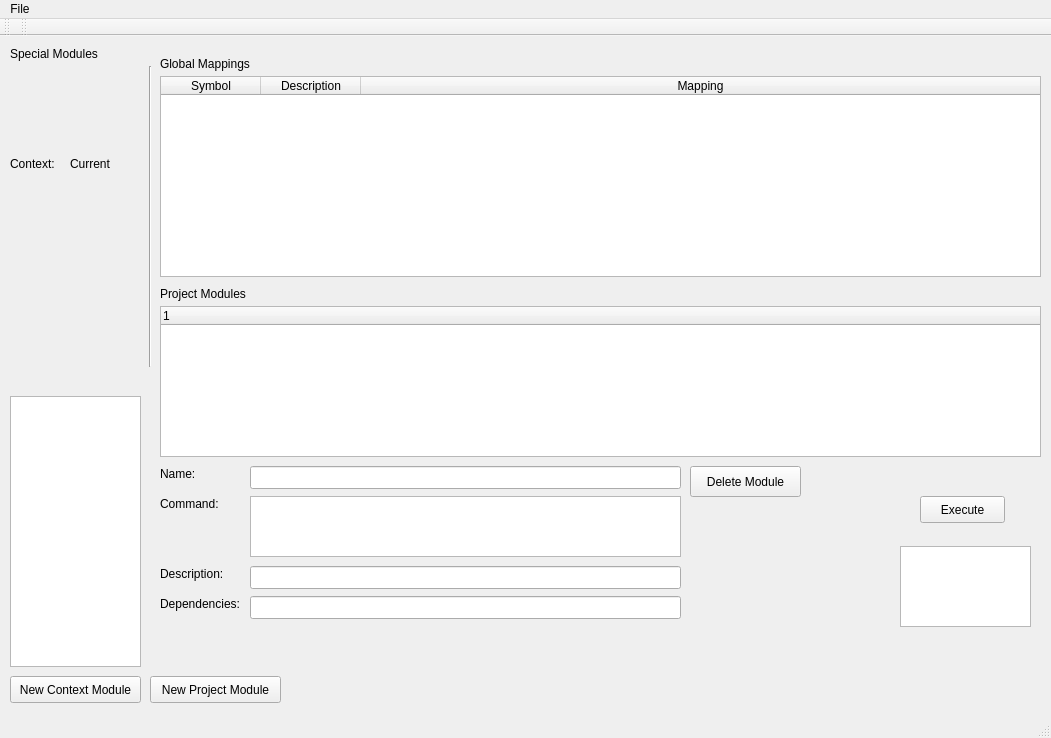
Before: the Qt Designer form forms/mainwindow.ui in mfoo/sched, drawn with Qt 5.
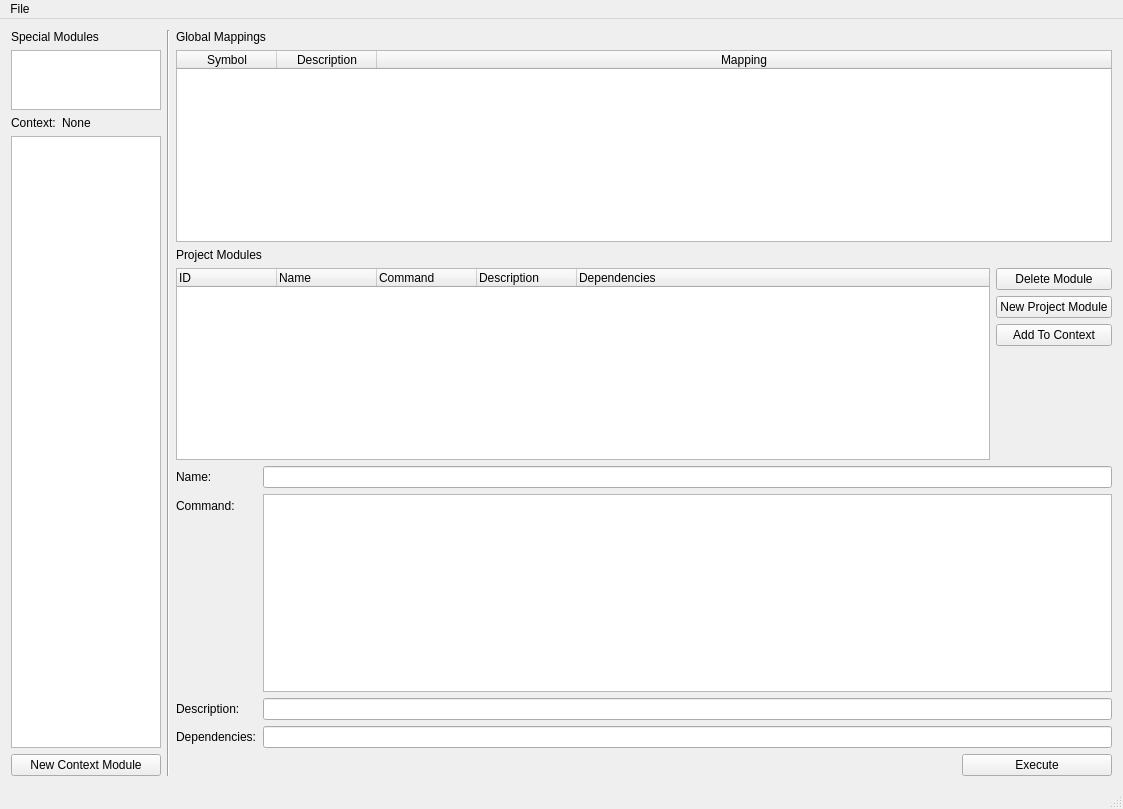
After: the same form once the commit is applied.

Commit message: The UI now supports proper resizing, has better naming and layout and has lost some superfluous code.

```diff
--- a/forms/mainwindow.ui
+++ b/forms/mainwindow.ui
@@ -6,8 +6,8 @@
    <rect>
     <x>0</x>
     <y>0</y>
-    <width>1051</width>
-    <height>738</height>
+    <width>1123</width>
+    <height>809</height>
    </rect>
   </property>
   <property name="windowTitle">
@@ -17,85 +17,99 @@
    <string>Run the current project</string>
   </property>
   <widget class="QWidget" name="centralWidget">
-   <widget class="QLabel" name="label">
-    <property name="geometry">
-     <rect>
-      <x>10</x>
-      <y>120</y>
-      <width>51</width>
-      <height>16</height>
-     </rect>
+   <layout class="QVBoxLayout" name="verticalLayout_5">
+    <item>
+     <layout class="QHBoxLayout" name="contentWrapper" stretch="0,0,1">
+      <item>
+       <layout class="QVBoxLayout" name="verticalLayout_2" stretch="0,0,0,1">
+        <property name="sizeConstraint">
+         <enum>QLayout::SetMinimumSize</enum>
+        </property>
+        <item>
+         <layout class="QVBoxLayout" name="verticalLayout_6">
+          <property name="sizeConstraint">
+           <enum>QLayout::SetMinimumSize</enum>
+          </property>
+          <item>
+           <widget class="QLabel" name="specialModulesLabel">
+            <property name="text">
+             <string>Special Modules</string>
+            </property>
+           </widget>
+          </item>
+          <item>
+           <widget class="QListWidget" name="specialModulesList">
+            <property name="sizePolicy">
+             <sizepolicy hsizetype="Fixed" vsizetype="Fixed">
+              <horstretch>0</horstretch>
+              <verstretch>0</verstretch>
+             </sizepolicy>
+            </property>
+            <property name="maximumSize">
+             <size>
+              <width>150</width>
+              <height>60</height>
+             </size>
+            </property>
+            <property name="toolTip">
+             <string>A list of available special modules</string>
+            </property>
+           </widget>
+          </item>
+         </layout>
+        </item>
+        <item>
+         <layout class="QHBoxLayout" name="horizontalLayout_4">
+          <property name="sizeConstraint">
+           <enum>QLayout::SetMinimumSize</enum>
+          </property>
+          <item>
+           <widget class="QLabel" name="contextLabel">
+            <property name="sizePolicy">
+             <sizepolicy hsizetype="Minimum" vsizetype="Minimum">
+              <horstretch>0</horstretch>
+              <verstretch>0</verstretch>
+             </sizepolicy>
     </property>
     <property name="text">
      <string>Context:</string>
     </property>
    </widget>
-   <widget class="QPushButton" name="executeButton">
-    <property name="geometry">
-     <rect>
-      <x>920</x>
-      <y>460</y>
-      <width>85</width>
-      <height>27</height>
-     </rect>
-    </property>
-    <property name="toolTip">
-     <string>Start the processing of these modules</string>
-    </property>
+          </item>
+          <item>
+           <widget class="QLabel" name="currentContextName">
+            <property name="sizePolicy">
+             <sizepolicy hsizetype="Preferred" vsizetype="Preferred">
+              <horstretch>1</horstretch>
+              <verstretch>0</verstretch>
+             </sizepolicy>
+            </property>
     <property name="text">
-     <string>Execute</string>
-    </property>
-   </widget>
-   <widget class="QPushButton" name="newProjectModuleButton">
-    <property name="geometry">
-     <rect>
-      <x>150</x>
-      <y>640</y>
-      <width>131</width>
-      <height>27</height>
-     </rect>
-    </property>
-    <property name="statusTip">
-     <string>Add a new module to this project</string>
-    </property>
-    <property name="text">
-     <string>New Project Module</string>
-    </property>
-   </widget>
-   <widget class="QTextEdit" name="commandEdit">
-    <property name="geometry">
-     <rect>
-      <x>250</x>
-      <y>460</y>
-      <width>431</width>
-      <height>61</height>
-     </rect>
-    </property>
-    <property name="toolTip">
-     <string>The command that will be executed. Any symbol from the above list will be substituted for it's mapping upon execution.</string>
-    </property>
-   </widget>
-   <widget class="QLabel" name="label_3">
-    <property name="geometry">
-     <rect>
-      <x>160</x>
-      <y>250</y>
-      <width>101</width>
-      <height>16</height>
-     </rect>
-    </property>
-    <property name="text">
-     <string>Project Modules</string>
-    </property>
-   </widget>
-   <widget class="QListWidget" name="listWidget">
-    <property name="geometry">
-     <rect>
-      <x>10</x>
-      <y>360</y>
-      <width>131</width>
-      <height>271</height>
-     </rect>
+             <string>None</string>
+            </property>
+           </widget>
+          </item>
+         </layout>
+        </item>
+        <item>
+         <widget class="QListWidget" name="contextModuleList">
+          <property name="sizePolicy">
+           <sizepolicy hsizetype="Maximum" vsizetype="Expanding">
+            <horstretch>0</horstretch>
+            <verstretch>0</verstretch>
+           </sizepolicy>
+          </property>
+          <property name="minimumSize">
+           <size>
+            <width>0</width>
+            <height>0</height>
+           </size>
+          </property>
+          <property name="maximumSize">
+           <size>
+            <width>150</width>
+            <height>16777215</height>
+           </size>
     </property>
     <property name="toolTip">
      <string>A list of modules that are available from the current loaded context</string>
@@ -107,40 +121,14 @@
      <enum>QAbstractItemView::DragOnly</enum>
     </property>
    </widget>
-   <widget class="Line" name="line">
-    <property name="geometry">
-     <rect>
-      <x>140</x>
-      <y>30</y>
-      <width>20</width>
-      <height>301</height>
-     </rect>
-    </property>
-    <property name="orientation">
-     <enum>Qt::Vertical</enum>
-    </property>
-   </widget>
-   <widget class="QLabel" name="label_2">
-    <property name="geometry">
-     <rect>
-      <x>160</x>
-      <y>20</y>
-      <width>91</width>
-      <height>16</height>
-     </rect>
-    </property>
-    <property name="text">
-     <string>Global Mappings</string>
-    </property>
-   </widget>
+        </item>
+        <item>
    <widget class="QPushButton" name="newGlobalModuleButton">
-    <property name="geometry">
-     <rect>
-      <x>10</x>
-      <y>640</y>
-      <width>131</width>
-      <height>27</height>
-     </rect>
+          <property name="maximumSize">
+           <size>
+            <width>200</width>
+            <height>16777215</height>
+           </size>
     </property>
     <property name="statusTip">
      <string>Add a new module to this context</string>
@@ -149,15 +137,29 @@
      <string>New Context Module</string>
     </property>
    </widget>
+        </item>
+       </layout>
+      </item>
+      <item>
+       <widget class="Line" name="line">
+        <property name="orientation">
+         <enum>Qt::Vertical</enum>
+        </property>
+       </widget>
+      </item>
+      <item>
+       <layout class="QVBoxLayout" name="verticalLayout_3" stretch="0,0,0,1,0">
+        <item>
+         <layout class="QVBoxLayout" name="mappingsVerticalWrapper">
+          <item>
+           <widget class="QLabel" name="globalMappingsLabel">
+            <property name="text">
+             <string>Global Mappings</string>
+            </property>
+           </widget>
+          </item>
+          <item>
    <widget class="QTableWidget" name="mappingsTable">
-    <property name="geometry">
-     <rect>
-      <x>160</x>
-      <y>40</y>
-      <width>881</width>
-      <height>201</height>
-     </rect>
-    </property>
     <property name="statusTip">
      <string>A list of project symbols and that they translate to</string>
     </property>
@@ -179,9 +181,6 @@
     <attribute name="horizontalHeaderMinimumSectionSize">
      <number>10</number>
     </attribute>
-    <attribute name="horizontalHeaderShowSortIndicator" stdset="0">
-     <bool>false</bool>
-    </attribute>
     <attribute name="horizontalHeaderStretchLastSection">
      <bool>true</bool>
     </attribute>
@@ -204,27 +203,27 @@
      </property>
     </column>
    </widget>
-   <widget class="QLabel" name="currentContextName">
-    <property name="geometry">
-     <rect>
-      <x>70</x>
-      <y>120</y>
-      <width>42</width>
-      <height>15</height>
-     </rect>
-    </property>
+          </item>
+         </layout>
+        </item>
+        <item>
+         <widget class="QLabel" name="projectModulesLabel">
     <property name="text">
-     <string>Current</string>
-    </property>
-   </widget>
-   <widget class="QTreeWidget" name="treeWidget">
-    <property name="geometry">
-     <rect>
-      <x>160</x>
-      <y>270</y>
-      <width>881</width>
-      <height>151</height>
-     </rect>
+           <string>Project Modules</string>
+          </property>
+         </widget>
+        </item>
+        <item>
+         <layout class="QHBoxLayout" name="horizontalLayout_5">
+          <item>
+           <layout class="QVBoxLayout" name="projectVerticalWrapper">
+            <item>
+             <widget class="QTreeWidget" name="moduleList">
+              <property name="sizePolicy">
+               <sizepolicy hsizetype="Expanding" vsizetype="Expanding">
+                <horstretch>0</horstretch>
+                <verstretch>1</verstretch>
+               </sizepolicy>
     </property>
     <property name="acceptDrops">
      <bool>true</bool>
@@ -241,149 +240,226 @@
     <property name="alternatingRowColors">
      <bool>true</bool>
     </property>
+              <attribute name="headerCascadingSectionResizes">
+               <bool>false</bool>
+              </attribute>
+              <attribute name="headerDefaultSectionSize">
+               <number>100</number>
+              </attribute>
+              <attribute name="headerHighlightSections">
+               <bool>true</bool>
+              </attribute>
+              <attribute name="headerMinimumSectionSize">
+               <number>50</number>
+              </attribute>
+              <attribute name="headerStretchLastSection">
+               <bool>true</bool>
+              </attribute>
+              <attribute name="headerCascadingSectionResizes">
+               <bool>false</bool>
+              </attribute>
+              <attribute name="headerDefaultSectionSize">
+               <number>100</number>
+              </attribute>
+              <attribute name="headerMinimumSectionSize">
+               <number>50</number>
+              </attribute>
+              <attribute name="headerHighlightSections">
+               <bool>true</bool>
+              </attribute>
+              <attribute name="headerStretchLastSection">
+               <bool>true</bool>
+              </attribute>
     <column>
      <property name="text">
-      <string notr="true">1</string>
-     </property>
-    </column>
-   </widget>
-   <widget class="QListWidget" name="specialModulesList">
-    <property name="geometry">
-     <rect>
-      <x>900</x>
-      <y>510</y>
-      <width>131</width>
-      <height>81</height>
-     </rect>
-    </property>
-    <property name="toolTip">
-     <string>A list of available special modules</string>
-    </property>
-   </widget>
-   <widget class="QLabel" name="label_4">
-    <property name="geometry">
-     <rect>
-      <x>10</x>
-      <y>10</y>
-      <width>111</width>
-      <height>16</height>
-     </rect>
-    </property>
+                <string>ID</string>
+               </property>
+              </column>
+              <column>
+               <property name="text">
+                <string>Name</string>
+               </property>
+              </column>
+              <column>
+               <property name="text">
+                <string>Command</string>
+               </property>
+              </column>
+              <column>
+               <property name="text">
+                <string>Description</string>
+               </property>
+              </column>
+              <column>
+               <property name="text">
+                <string>Dependencies</string>
+               </property>
+              </column>
+             </widget>
+            </item>
+           </layout>
+          </item>
+          <item>
+           <layout class="QVBoxLayout" name="verticalLayout_4">
+            <item>
+             <widget class="QPushButton" name="deleteModuleButton">
+              <property name="sizePolicy">
+               <sizepolicy hsizetype="Minimum" vsizetype="Fixed">
+                <horstretch>0</horstretch>
+                <verstretch>0</verstretch>
+               </sizepolicy>
+              </property>
+              <property name="text">
+               <string>Delete Module</string>
+              </property>
+             </widget>
+            </item>
+            <item>
+             <widget class="QPushButton" name="newProjectModuleButton">
+              <property name="sizePolicy">
+               <sizepolicy hsizetype="Minimum" vsizetype="Fixed">
+                <horstretch>0</horstretch>
+                <verstretch>0</verstretch>
+               </sizepolicy>
+              </property>
+              <property name="statusTip">
+               <string>Add a new module to this project</string>
+              </property>
     <property name="text">
-     <string>Special Modules</string>
-    </property>
-   </widget>
-   <widget class="QLabel" name="label_5">
-    <property name="geometry">
-     <rect>
-      <x>160</x>
-      <y>430</y>
-      <width>52</width>
-      <height>15</height>
-     </rect>
-    </property>
+               <string>New Project Module</string>
+              </property>
+             </widget>
+            </item>
+            <item>
+             <widget class="QPushButton" name="addToContextButton">
+              <property name="text">
+               <string>Add To Context</string>
+              </property>
+             </widget>
+            </item>
+            <item>
+             <spacer name="verticalSpacer">
+              <property name="orientation">
+               <enum>Qt::Vertical</enum>
+              </property>
+              <property name="sizeHint" stdset="0">
+               <size>
+                <width>20</width>
+                <height>40</height>
+               </size>
+              </property>
+             </spacer>
+            </item>
+           </layout>
+          </item>
+         </layout>
+        </item>
+        <item>
+         <layout class="QFormLayout" name="moduleEditWrapper">
+          <property name="fieldGrowthPolicy">
+           <enum>QFormLayout::AllNonFixedFieldsGrow</enum>
+          </property>
+          <item row="0" column="0">
+           <widget class="QLabel" name="nameLabel">
     <property name="text">
      <string>Name:</string>
     </property>
    </widget>
-   <widget class="QLabel" name="label_6">
-    <property name="geometry">
-     <rect>
-      <x>160</x>
-      <y>460</y>
-      <width>61</width>
-      <height>16</height>
-     </rect>
-    </property>
-    <property name="text">
-     <string>Command:</string>
-    </property>
-   </widget>
-   <widget class="QLabel" name="label_7">
-    <property name="geometry">
-     <rect>
-      <x>160</x>
-      <y>530</y>
-      <width>71</width>
-      <height>16</height>
-     </rect>
-    </property>
-    <property name="text">
-     <string>Description:</string>
-    </property>
-   </widget>
-   <widget class="QLabel" name="label_8">
-    <property name="geometry">
-     <rect>
-      <x>160</x>
-      <y>560</y>
-      <width>81</width>
-      <height>16</height>
-     </rect>
-    </property>
-    <property name="text">
-     <string>Dependencies:</string>
-    </property>
-   </widget>
+          </item>
+          <item row="0" column="1">
    <widget class="QLineEdit" name="nameEdit">
-    <property name="geometry">
-     <rect>
-      <x>250</x>
-      <y>430</y>
-      <width>431</width>
-      <height>23</height>
-     </rect>
-    </property>
     <property name="toolTip">
      <string>The name of the current module</string>
     </property>
    </widget>
+          </item>
+          <item row="1" column="0">
+           <widget class="QLabel" name="commandLabel">
+            <property name="text">
+             <string>Command:</string>
+            </property>
+           </widget>
+          </item>
+          <item row="1" column="1">
+           <widget class="QTextEdit" name="commandEdit">
+            <property name="sizePolicy">
+             <sizepolicy hsizetype="Expanding" vsizetype="Expanding">
+              <horstretch>0</horstretch>
+              <verstretch>1</verstretch>
+             </sizepolicy>
+            </property>
+            <property name="toolTip">
+             <string>The command that will be executed. Any symbol from the above list will be substituted for it's mapping upon execution.</string>
+            </property>
+           </widget>
+          </item>
+          <item row="2" column="0">
+           <widget class="QLabel" name="descriptionLabel">
+            <property name="text">
+             <string>Description:</string>
+            </property>
+           </widget>
+          </item>
+          <item row="2" column="1">
    <widget class="QLineEdit" name="descriptionEdit">
-    <property name="geometry">
-     <rect>
-      <x>250</x>
-      <y>530</y>
-      <width>431</width>
-      <height>23</height>
-     </rect>
-    </property>
     <property name="toolTip">
      <string>The description of the current module</string>
     </property>
    </widget>
+          </item>
+          <item row="3" column="0">
+           <widget class="QLabel" name="dependenciesLabel">
+            <property name="text">
+             <string>Dependencies:</string>
+            </property>
+           </widget>
+          </item>
+          <item row="3" column="1">
    <widget class="QLineEdit" name="dependencyEdit">
-    <property name="geometry">
-     <rect>
-      <x>250</x>
-      <y>560</y>
-      <width>431</width>
-      <height>23</height>
-     </rect>
-    </property>
     <property name="toolTip">
      <string>The IDs of the modules that must be executed before this module</string>
     </property>
    </widget>
-   <widget class="QPushButton" name="deleteModuleButton">
-    <property name="geometry">
-     <rect>
-      <x>690</x>
-      <y>430</y>
-      <width>111</width>
-      <height>31</height>
-     </rect>
+          </item>
+         </layout>
+        </item>
+        <item>
+         <widget class="QPushButton" name="executeButton">
+          <property name="sizePolicy">
+           <sizepolicy hsizetype="Fixed" vsizetype="Minimum">
+            <horstretch>0</horstretch>
+            <verstretch>0</verstretch>
+           </sizepolicy>
+          </property>
+          <property name="minimumSize">
+           <size>
+            <width>150</width>
+            <height>0</height>
+           </size>
+          </property>
+          <property name="toolTip">
+           <string>Start the processing of these modules</string>
+          </property>
+          <property name="layoutDirection">
+           <enum>Qt::RightToLeft</enum>
     </property>
     <property name="text">
-     <string>Delete Module</string>
-    </property>
-   </widget>
+           <string>Execute</string>
+          </property>
+         </widget>
+        </item>
+       </layout>
+      </item>
+     </layout>
+    </item>
+   </layout>
   </widget>
   <widget class="QMenuBar" name="menuBar">
    <property name="geometry">
     <rect>
      <x>0</x>
      <y>0</y>
-     <width>1051</width>
+     <width>1123</width>
      <height>22</height>
     </rect>
    </property>
@@ -399,26 +475,7 @@
    </widget>
    <addaction name="menuFile"/>
   </widget>
-  <widget class="QToolBar" name="mainToolBar">
-   <attribute name="toolBarArea">
-    <enum>TopToolBarArea</enum>
-   </attribute>
-   <attribute name="toolBarBreak">
-    <bool>false</bool>
-   </attribute>
-  </widget>
   <widget class="QStatusBar" name="statusBar"/>
-  <widget class="QToolBar" name="toolBar">
-   <property name="windowTitle">
-    <string>toolBar</string>
-   </property>
-   <attribute name="toolBarArea">
-    <enum>TopToolBarArea</enum>
-   </attribute>
-   <attribute name="toolBarBreak">
-    <bool>false</bool>
-   </attribute>
-  </widget>
   <action name="actionOpen_Project">
    <property name="text">
     <string>Load Project</string>
```
Left out of the diff: 2 changed lines with no effect on the pictures. Lines whose indentation alone changed are shown as unchanged. The commit also changes 5 other files.
